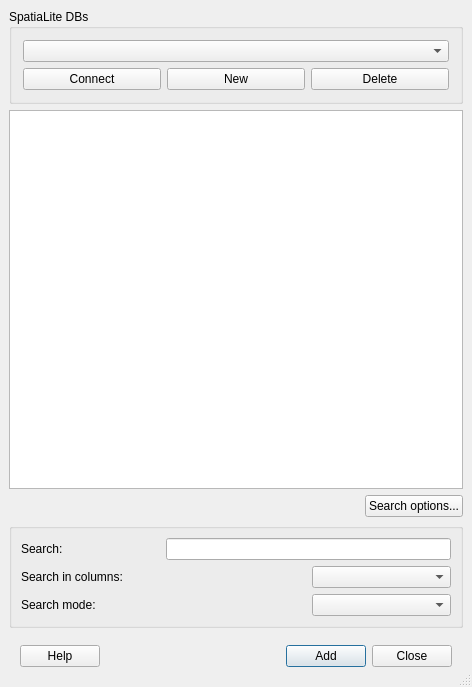
First picture: the form in qgis/src/ui/qgsspatialitesourceselectbase.ui, repository sourcepole/qgis, before the edit.
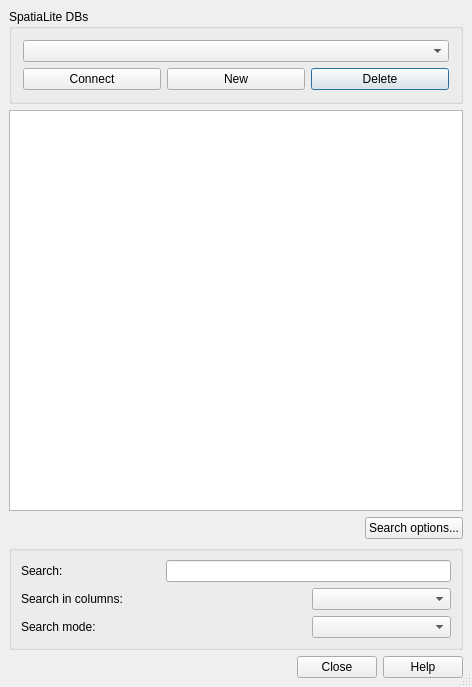
Second picture: the form after the edit. Icons and pictures are not drawn.

```diff
--- a/qgis/src/ui/qgsspatialitesourceselectbase.ui
+++ b/qgis/src/ui/qgsspatialitesourceselectbase.ui
@@ -89,118 +89,47 @@
      </layout>
     </widget>
    </item>
-   <item row="4" column="0" colspan="2" >
-    <layout class="QHBoxLayout" >
-     <property name="margin" >
-      <number>11</number>
-     </property>
-     <property name="spacing" >
-      <number>6</number>
-     </property>
-     <item>
-      <widget class="QPushButton" name="btnHelp" >
-       <property name="enabled" >
-        <bool>true</bool>
-       </property>
-       <property name="text" >
-        <string>Help</string>
-       </property>
-       <property name="shortcut" >
-        <string>F1</string>
-       </property>
-       <property name="autoDefault" >
-        <bool>true</bool>
-       </property>
-      </widget>
-     </item>
-     <item>
-      <spacer>
-       <property name="orientation" >
-        <enum>Qt::Horizontal</enum>
-       </property>
-       <property name="sizeType" >
-        <enum>QSizePolicy::Expanding</enum>
-       </property>
-       <property name="sizeHint" >
-        <size>
-         <width>141</width>
-         <height>21</height>
-        </size>
-       </property>
-      </spacer>
-     </item>
-     <item>
-      <widget class="QPushButton" name="btnAdd" >
-       <property name="text" >
-        <string>Add</string>
-       </property>
-       <property name="shortcut" >
-        <string/>
-       </property>
-       <property name="autoDefault" >
-        <bool>true</bool>
-       </property>
-       <property name="default" >
-        <bool>true</bool>
-       </property>
-      </widget>
-     </item>
-     <item>
-      <widget class="QPushButton" name="btnCancel" >
-       <property name="text" >
-        <string>Close</string>
-       </property>
-       <property name="shortcut" >
-        <string/>
-       </property>
-       <property name="autoDefault" >
-        <bool>true</bool>
-       </property>
-      </widget>
-     </item>
-    </layout>
-   </item>
-   <item row="3" column="0" colspan="2" >
-    <widget class="QGroupBox" name="mSearchGroupBox" >
-     <property name="title" >
+   <item row="3" column="0" colspan="2">
+    <widget class="QGroupBox" name="mSearchGroupBox">
+     <property name="title">
       <string/>
      </property>
-     <layout class="QGridLayout" >
-      <property name="margin" >
+     <layout class="QGridLayout">
+      <property name="margin">
        <number>9</number>
       </property>
-      <property name="spacing" >
+      <property name="spacing">
        <number>6</number>
       </property>
-      <item row="0" column="0" >
-       <widget class="QLabel" name="mSearchLabel" >
-        <property name="text" >
+      <item row="0" column="0">
+       <widget class="QLabel" name="mSearchLabel">
+        <property name="text">
          <string>Search:</string>
         </property>
        </widget>
       </item>
-      <item row="2" column="0" colspan="2" >
-       <widget class="QLabel" name="mSearchModeLabel" >
-        <property name="text" >
+      <item row="2" column="0" colspan="2">
+       <widget class="QLabel" name="mSearchModeLabel">
+        <property name="text">
          <string>Search mode:</string>
         </property>
        </widget>
       </item>
-      <item row="2" column="2" >
-       <widget class="QComboBox" name="mSearchModeComboBox" />
+      <item row="2" column="2">
+       <widget class="QComboBox" name="mSearchModeComboBox"/>
       </item>
-      <item row="1" column="0" colspan="2" >
-       <widget class="QLabel" name="mSearchColumnsLabel" >
-        <property name="text" >
+      <item row="1" column="0" colspan="2">
+       <widget class="QLabel" name="mSearchColumnsLabel">
+        <property name="text">
          <string>Search in columns:</string>
         </property>
        </widget>
       </item>
-      <item row="1" column="2" >
-       <widget class="QComboBox" name="mSearchColumnComboBox" />
+      <item row="1" column="2">
+       <widget class="QComboBox" name="mSearchColumnComboBox"/>
       </item>
-      <item row="0" column="1" colspan="2" >
-       <widget class="QLineEdit" name="mSearchTableEdit" />
+      <item row="0" column="1" colspan="2">
+       <widget class="QLineEdit" name="mSearchTableEdit"/>
       </item>
      </layout>
     </widget>
@@ -212,9 +141,16 @@
      </property>
     </widget>
    </item>
+   <item row="4" column="0" colspan="2">
+    <widget class="QDialogButtonBox" name="buttonBox">
+     <property name="standardButtons">
+      <set>QDialogButtonBox::Close|QDialogButtonBox::Help</set>
+     </property>
+    </widget>
+   </item>
   </layout>
  </widget>
- <layoutdefault spacing="6" margin="11" />
+ <layoutdefault spacing="6" margin="11"/>
  <tabstops>
   <tabstop>cmbConnections</tabstop>
   <tabstop>btnConnect</tabstop>
```
Left out of the diff: 107 changed lines with no effect on the pictures.
